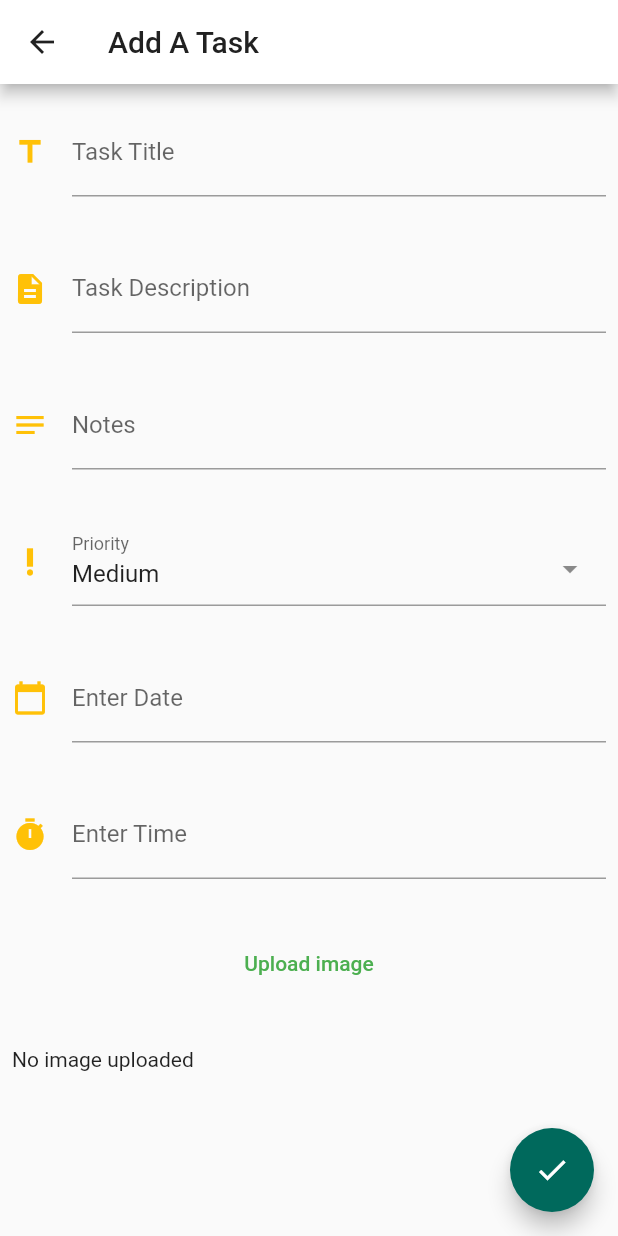
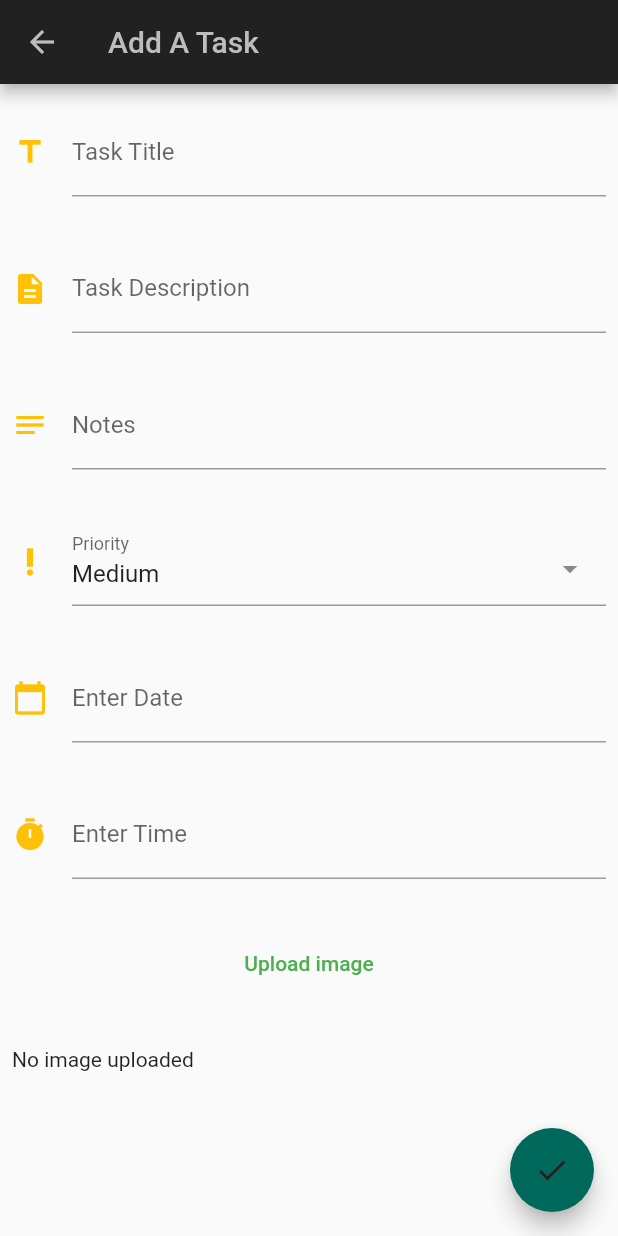
Before and after one commit to Hsn37/Ghambeel, a Flutter app: the ToDoList screen opened directly, after a tap on the "check box outline blank" icon, after a tap on the "add" icon, on a phone screen of 412 x 824 dp. Run offline on Flutter 3.47's test engine with Material 2 defaults, Android fonts, the phone set to English and light mode, and no system bars; drawn by our look-alikes of select_form_field; our stand-ins replace flutter_secure_storage, flutter_spinkit, image_picker, settings_ui, table_calendar; missing offline and left inert: icon_decoration, mysql1; accounts and stored records are empty.

Commit message:
Created dark mode; started settings

```diff
--- a/lib/modules/calendar/addtask.dart
+++ b/lib/modules/calendar/addtask.dart
@@ -21,7 +21,7 @@ class topBar extends AppBar {
       : super(
     key: key,
     leading: IconButton(
-        icon: const Icon(Icons.arrow_back, color: primaryText, ),
+        icon: Icon(Icons.arrow_back, color: primaryText, ),
         onPressed: () {
           Navigator.pop(
             context,
@@ -30,7 +30,7 @@ class topBar extends AppBar {
         }
 
     ),
-    title: const Text('Add A Task',style: TextStyle(color: primaryText),),
+    title: Text('Add A Task',style: TextStyle(color: primaryText),),
 
     backgroundColor: bg,
   );
--- a/lib/modules/pomodoro/pomodoroHome.dart
+++ b/lib/modules/pomodoro/pomodoroHome.dart
@@ -20,7 +20,7 @@ class _PomodoroHomeState extends State<PomodoroHome> {
       borderRadius: BorderRadius.all(Radius.circular(0)),
     ),
   );
-  final TextStyle myTextStyle = const TextStyle(
+  final TextStyle myTextStyle = TextStyle(
     color: primaryText,
   );
 
--- a/lib/modules/todolist/addtask.dart
+++ b/lib/modules/todolist/addtask.dart
@@ -21,7 +21,7 @@ class topBar extends AppBar {
     : super(
         key: key,
         leading: IconButton(
-              icon: const Icon(Icons.arrow_back, color: primaryText, ),
+              icon: Icon(Icons.arrow_back, color: primaryText, ),
               onPressed: () {
                   Navigator.pop(
                     context,
@@ -30,7 +30,7 @@ class topBar extends AppBar {
             }
 
         ),
-      title: const Text('Add A Task',style: TextStyle(color: primaryText),),
+      title: Text('Add A Task',style: TextStyle(color: primaryText),),
 
       backgroundColor: bg,
     );
--- a/lib/modules/todolist/edittask.dart
+++ b/lib/modules/todolist/edittask.dart
@@ -15,7 +15,7 @@ class topBar extends AppBar {
     : super(
         key: key,
         leading: IconButton(
-              icon: const Icon(Icons.arrow_back, color: primaryText, ),
+              icon:  Icon(Icons.arrow_back, color: primaryText, ),
               onPressed: () {
                   Navigator.pop(
                     context,
@@ -24,7 +24,7 @@ class topBar extends AppBar {
             }
 
         ),
-      title: const Text('Edit Task',style: TextStyle(color: primaryText),),
+      title:  Text('Edit Task',style: TextStyle(color: primaryText),),
 
       backgroundColor: bg,
     );
--- a/lib/modules/todolist/todolist.dart
+++ b/lib/modules/todolist/todolist.dart
@@ -90,12 +90,12 @@ class ToDoListState extends State<ToDoList>{
                 children: [
                   Padding(
                       padding: const EdgeInsets.fromLTRB(20, 5, 20, 5),
-                      child: Text("Incomplete: ${incompleteTasks.length}, Complete: ${completedTasks.length}", style: const TextStyle(fontSize: 12,color: primaryText)),
+                      child: Text("Incomplete: ${incompleteTasks.length}, Complete: ${completedTasks.length}", style: TextStyle(fontSize: 12,color: primaryText)),
                     ),
                   Padding(
                     padding: const EdgeInsets.fromLTRB(20, 5, 20, 5),
                     child:  IconButton(
-                      icon: const Icon(Icons.filter_list, color: toDoIconCols),
+                      icon: Icon(Icons.filter_list, color: toDoIconCols),
                       onPressed: () {
                         filterTasks(context, currentFilter).then((val) {
                           if (val != null && val != -1) {
@@ -112,9 +112,9 @@ class ToDoListState extends State<ToDoList>{
                 ],
               ),
               Row(
-                children: const [
+                children: [
                   Padding(
-                      padding: EdgeInsets.fromLTRB(20, 0, 20, 0),
+                      padding: const EdgeInsets.fromLTRB(20, 0, 20, 0),
                       child: Text("Incomplete",style: TextStyle( fontWeight: FontWeight. bold,fontSize: 14,color: primaryText)),
                     ),
                   ],
@@ -123,7 +123,7 @@ class ToDoListState extends State<ToDoList>{
           )
         ),
         Container(
-            decoration: const BoxDecoration(color:bg),
+            decoration: BoxDecoration(color:bg),
             padding: const EdgeInsets.fromLTRB(20, 5, 20, 5),
               child:ListView.builder(
                 scrollDirection: Axis.vertical,
@@ -136,7 +136,7 @@ class ToDoListState extends State<ToDoList>{
                     Container(
                       color: lightPrimary.withOpacity(0.1),
                       child: TextButton(
-                          child: const Opacity(
+                          child: Opacity(
                             opacity: 0.3,
                             child: Text("More incomplteed tasks",style: TextStyle(color: primaryText)),
                           ),
@@ -165,9 +165,9 @@ class ToDoListState extends State<ToDoList>{
           child:Column(
             children: [
               Row(
-                children: const [
+                children:  [
                   Padding(
-                      padding: EdgeInsets.fromLTRB(20, 0, 20, 0),
+                      padding: const EdgeInsets.fromLTRB(20, 0, 20, 0),
                       child: Text("Complete",style: TextStyle( fontWeight: FontWeight. bold,fontSize: 14,color: primaryText)),
                     ),
                   ],
@@ -176,7 +176,7 @@ class ToDoListState extends State<ToDoList>{
           )
         ),
         Container(
-            decoration: const BoxDecoration(color:bg),
+            decoration: BoxDecoration(color:bg),
             padding: const EdgeInsets.fromLTRB(20, 5, 20, 5),
               child:ListView.builder(
                 scrollDirection: Axis.vertical,
@@ -189,7 +189,7 @@ class ToDoListState extends State<ToDoList>{
                     Container(
                       color: lightPrimary.withOpacity(0.1),
                       child: TextButton(
-                      child: const Opacity(
+                      child:  Opacity(
                             opacity: 0.3,
                             child: Text("More completed tasks",style: TextStyle(color: primaryText)),
                       ),
@@ -209,10 +209,10 @@ class ToDoListState extends State<ToDoList>{
   Widget makeCarddone(int index) {
     return Card ( //static cos otherwise implicit declaration
       elevation: 8.0,
-      shadowColor: Color.fromARGB(0, 0, 255, 255),
+      shadowColor: const Color.fromARGB(0, 0, 255, 255),
       margin: const EdgeInsets.symmetric(horizontal: 10.0, vertical: 6.0),
       child: Container(
-      decoration: const BoxDecoration(color: bg,borderRadius:BorderRadius.all(Radius.circular(50.0))),// function call check task urgency, select and return color!!!
+      decoration: BoxDecoration(color: bg,borderRadius:BorderRadius.all(Radius.circular(50.0))),// function call check task urgency, select and return color!!!
       child: makeListTile(index, itemsComp),
     ),
   );
@@ -224,7 +224,7 @@ class ToDoListState extends State<ToDoList>{
       //shape:ShapeBorder()/// ShapeDecoration(shape: Border.all(color:divider ))),
       margin: const EdgeInsets.symmetric(horizontal: 10.0, vertical: 6.0),
       child: Container(
-      decoration: const BoxDecoration(color:bg,borderRadius:BorderRadius.all(Radius.circular(50.0))),// function call check task urgency, select and return color!!!
+      decoration:  BoxDecoration(color:bg,borderRadius:BorderRadius.all(Radius.circular(50.0))),// function call check task urgency, select and return color!!!
       child: makeListTileUncomp(index, itemsUncomp),
     ),
   );
@@ -341,11 +341,11 @@ class ToDoListState extends State<ToDoList>{
           ),
         title: Text( // this needs to have task header!!!!! sample text here
             list[index].name,
-            style: const TextStyle(color:primaryText,  fontSize: 18),
+            style: TextStyle(color:primaryText,  fontSize: 18),
           ),
         subtitle: Row(
             children: <Widget>[
-              Text(shortenDescription(list[index].description), style: const TextStyle(color: secondaryText)),
+              Text(shortenDescription(list[index].description), style:  TextStyle(color: secondaryText)),
             // Icon(Icons.timer, color: Color.fromARGB(255, 255, 0, 0), ),
               // so set color thru a function??
             ],
--- a/lib/theme.dart
+++ b/lib/theme.dart
@@ -1,18 +1,21 @@
 import 'package:flutter/material.dart';
-const Color darkPrimary = Color(0xff0097A7);
-const Color lightPrimary = Color(0xffb2ebf2);
+
+var darkMode = true;
+
+Color darkPrimary = darkMode ? const Color(0xffb2ebf2):  const Color(0xff0097A7) ;
+Color lightPrimary = darkMode ? const Color(0xff0097A7) :const Color(0xffb2ebf2);
 const Color primary = Color(0xff00bcd4);
 const Color accent = Color(0xffffc107);
 
-const Color primaryText = Color(0xff212121);
-const Color secondaryText = Color(0xff757575);
+Color primaryText = darkMode ? const Color(0xffbdbdbd) : const Color(0xff212121);
+Color secondaryText = darkMode ? const Color(0xffbdbdbd) : const Color(0xff212121);
 
 const Color divider = Color(0xffbdbdbd);
 const Color icon = Colors.green;
-const Color bg = Color.fromARGB(255, 255, 255, 255);
+Color bg = darkMode ? const Color(0xff212121) : const Color.fromARGB(255, 255, 255, 255);
 const Color plusFloatCol = Color.fromARGB(1, 0, 151, 167);
 
-const Color navColor = Color(0xFF0097A7);
+Color navColor = darkMode? const Color(0xff006a74) : const Color(0xff00bcd4);
 
 const Color toDoIconCols= Color(0xFF00695C);
 
--- a/pubspec.yaml
+++ b/pubspec.yaml
@@ -50,6 +50,7 @@ dependencies:
   http: ^0.13.4
   image_picker: ^0.8.4+11
   path_provider: ^2.0.9
+  settings_ui: ^2.0.2
 
 dev_dependencies:
   flutter_test:
```
Also changed, not shown: lib/modules/calendar/calendar.dart (+6 -4 lines), lib/modules/homepage/homepage.dart (+10 -5 lines), lib/settings.dart (added, +26 -0 lines), pubspec.lock.
